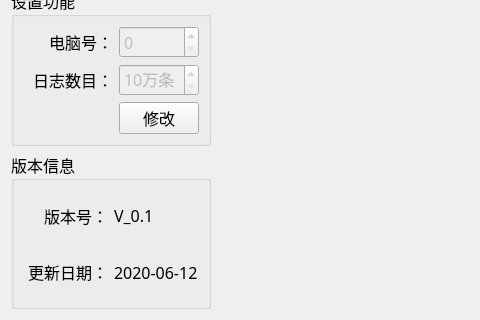
Above: PDU-CalibrateTool/setups/setup_mainwid.ui from ChinaClever/PDU-CalibrateTool before the change; both pictures show x 0 to 480 and y 397 to 717 of the 1023 by 717 pixel window. Below: the same form after it.
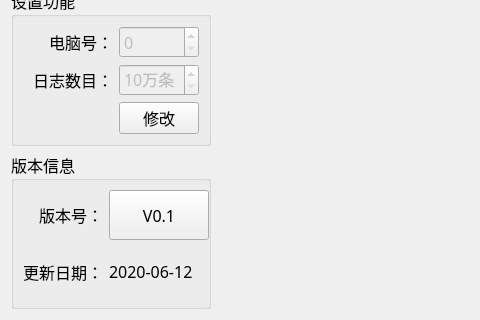
That is the form after the change.

```diff
--- a/PDU-CalibrateTool/setups/setup_mainwid.ui
+++ b/PDU-CalibrateTool/setups/setup_mainwid.ui
@@ -313,20 +313,13 @@
       <string>版本信息</string>
      </property>
      <layout class="QGridLayout" name="gridLayout_2">
-      <item row="1" column="1">
+      <item row="1" column="2">
        <widget class="QLabel" name="label_4">
         <property name="text">
          <string>2020-06-12</string>
         </property>
        </widget>
       </item>
-      <item row="0" column="1">
-       <widget class="QLabel" name="label_2">
-        <property name="text">
-         <string>V_0.1</string>
-        </property>
-       </widget>
-      </item>
       <item row="0" column="0">
        <widget class="QLabel" name="label">
         <property name="text">
@@ -347,6 +340,19 @@
         </property>
        </widget>
       </item>
+      <item row="0" column="2">
+       <widget class="QPushButton" name="pushButton">
+        <property name="minimumSize">
+         <size>
+          <width>100</width>
+          <height>50</height>
+         </size>
+        </property>
+        <property name="text">
+         <string>V0.1</string>
+        </property>
+       </widget>
+      </item>
      </layout>
     </widget>
    </item>
```
